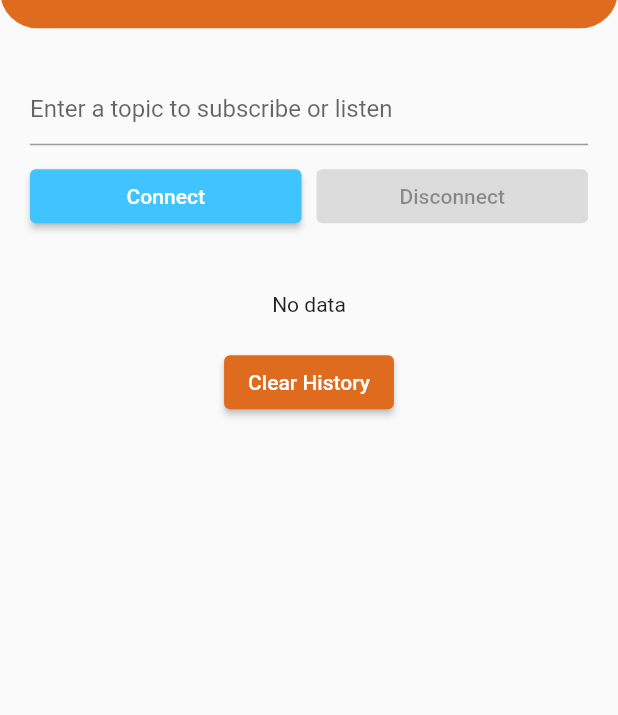
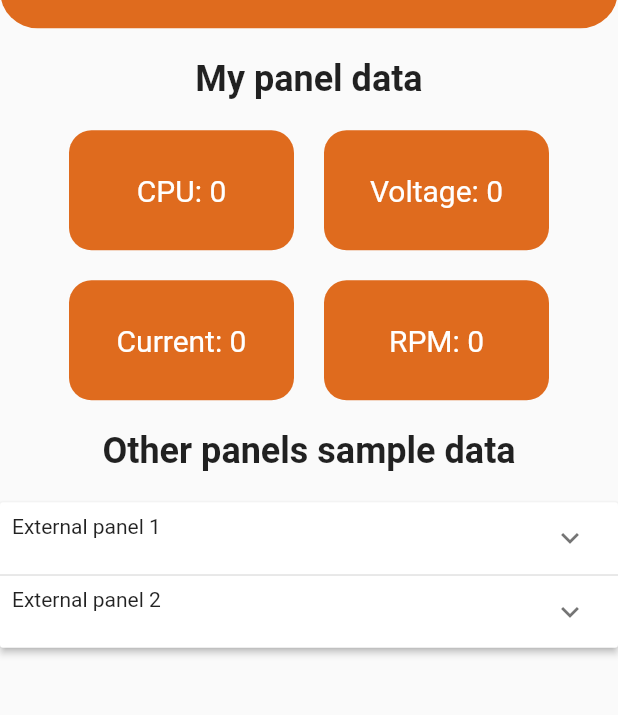
Before and after one commit to GeorgeXDD/SolarEncrypt, a Flutter app: the screen it shows once a user with an empty profile is signed in, in the side drawer, after a tap on "Connect to your solar panel", on a phone screen of 412 x 824 dp, the part 62-777 px from its top. Run offline on Flutter 3.47's test engine with Material 2 defaults, Android fonts, the phone set to English and light mode, and no system bars; our stand-ins replace cloud_firestore, firebase_auth, firebase_core, google_fonts, typed_data; missing offline and left inert: mqtt_client; accounts and stored records are empty.

Commit message:
Refactored the home page

```diff
--- a/lib/pages/control_page.dart
+++ b/lib/pages/control_page.dart
@@ -25,7 +25,7 @@ class ControlPage extends StatefulWidget {
 class _ControlPageState extends State<ControlPage> {
   final MqttServerClient client =
       MqttServerClient('test.mosquitto.org', 'MotorControl');
-  final String topic = 'test/solar2';
+  final String topic = 'test/solar';
   final String sensorTopic = 'test/sensors/current';
   final user = FirebaseAuth.instance.currentUser!;
   bool isManualMode = true;
@@ -109,7 +109,13 @@ class _ControlPageState extends State<ControlPage> {
             ElevatedButton(
               onPressed: () {
                 setState(() {
-                  isManualMode = !isManualMode;
+                  if (isManualMode) {
+                    isManualMode = !isManualMode;
+                    publishMessage('AutomaticMode');
+                  } else if (!isManualMode) {
+                    isManualMode = !isManualMode;
+                    publishMessage('ManualMode');
+                  }
                 });
               },
               style: ElevatedButton.styleFrom(
--- a/lib/pages/home_page.dart
+++ b/lib/pages/home_page.dart
@@ -81,7 +81,7 @@ class _HomePageState extends State<HomePage> {
               height: 200,
             ),
           ),
-          SizedBox(height: 30),
+          SizedBox(height: 20),
           Row(
             mainAxisAlignment: MainAxisAlignment.spaceBetween,
             children: [
@@ -93,9 +93,9 @@ class _HomePageState extends State<HomePage> {
                   );
                 },
                 child: Container(
-                  margin: EdgeInsets.only(left: 30),
-                  width: 150,
-                  height: 150,
+                  margin: EdgeInsets.only(left: 50),
+                  width: 120,
+                  height: 120,
                   decoration: BoxDecoration(
                     color: Color.fromARGB(255, 223, 107, 30),
                     borderRadius: BorderRadius.circular(20),
@@ -107,7 +107,7 @@ class _HomePageState extends State<HomePage> {
                         Icon(
                           Icons.solar_power,
                           color: Colors.white,
-                          size: 70,
+                          size: 50,
                         ),
                         SizedBox(height: 10),
                         Padding(
@@ -116,7 +116,7 @@ class _HomePageState extends State<HomePage> {
                             'Connect to your solar panel',
                             style: TextStyle(
                               color: Colors.white,
-                              fontSize: 15,
+                              fontSize: 12,
                             ),
                           ),
                         ),
@@ -133,9 +133,9 @@ class _HomePageState extends State<HomePage> {
                   );
                 },
                 child: Container(
-                  margin: EdgeInsets.only(right: 30),
-                  width: 150,
-                  height: 150,
+                  margin: EdgeInsets.only(right: 50),
+                  width: 120,
+                  height: 120,
                   decoration: BoxDecoration(
                     color: Color.fromARGB(255, 223, 107, 30),
                     borderRadius: BorderRadius.circular(20),
@@ -147,7 +147,7 @@ class _HomePageState extends State<HomePage> {
                         Icon(
                           Icons.chat,
                           color: Colors.white,
-                          size: 70,
+                          size: 50,
                         ),
                         SizedBox(height: 10),
                         Padding(
@@ -156,7 +156,7 @@ class _HomePageState extends State<HomePage> {
                             'Chat with users',
                             style: TextStyle(
                               color: Colors.white,
-                              fontSize: 15,
+                              fontSize: 12,
                             ),
                           ),
                         ),
@@ -230,8 +230,6 @@ class NavigationDrawer extends StatelessWidget {
               children: [
                 CircleAvatar(
                   radius: 42,
-                  // backgroundImage: NetworkImage(
-                  //     'https://img.freepik.com/free-photo/waist-up-portrait-handsome-serious-unshaven-male-keeps-hands-together-dressed-dark-blue-shirt-has-talk-with-interlocutor-stands-against-white-wall-self-confident-man-freelancer_273609-16320.jpg'),
                   backgroundImage: ExactAssetImage('assets/logo1.png'),
                   backgroundColor: Color.fromARGB(255, 53, 52, 52),
                 ),
--- a/lib/pages/sensors_page.dart
+++ b/lib/pages/sensors_page.dart
@@ -3,14 +3,12 @@
 import 'package:cloud_firestore/cloud_firestore.dart';
 import 'package:firebase_auth/firebase_auth.dart';
 import 'package:flutter/material.dart';
-import 'package:provider/provider.dart';
 import 'package:solarencrypt/pages/chat_page.dart';
 import 'package:solarencrypt/pages/control_page.dart';
 import 'package:solarencrypt/pages/radar_local_area_page.dart';
 import 'package:solarencrypt/pages/welcome_page.dart';
-
-import '../services/MQTTAppState.dart';
-import '../services/MQTTManager.dart';
+import 'package:mqtt_client/mqtt_client.dart';
+import 'package:mqtt_client/mqtt_server_client.dart';
 import 'home_page.dart';
 
 class SensorsPage extends StatefulWidget {
@@ -20,29 +18,86 @@ class SensorsPage extends StatefulWidget {
 
 class _SensorsPageState extends State<SensorsPage> {
   final user = FirebaseAuth.instance.currentUser!;
-  final TextEditingController _hostTextController = TextEditingController();
-  final TextEditingController _topicTextController = TextEditingController();
-  late MQTTAppState currentAppState;
-  List<MQTTManager> managers = [];
+  late MqttServerClient client;
+  String receivedDataCPU = '0';
+  String receivedDataVoltage = '0';
+  String receivedDataCurrent = '0';
+  String receivedDataRPM = '0';
+
+  final List<ExpansionPanelItem> _expansionPanelItems = [
+    ExpansionPanelItem(
+      headerText: 'External panel 1',
+      buttons: ['CPU', 'Voltage', 'Current', 'RPM'],
+      isExpanded: false,
+    ),
+    ExpansionPanelItem(
+      headerText: 'External panel 2',
+      buttons: ['CPU', 'Voltage', 'Current', 'RPM'],
+      isExpanded: false,
+    ),
+  ];
 
   @override
   void initState() {
     super.initState();
+    client = MqttServerClient('test.mosquitto.org', '');
+    connect();
   }
 
   @override
   void dispose() {
-    _disconnect();
-    _hostTextController.dispose();
-    _topicTextController.dispose();
+    client.disconnect();
     super.dispose();
+  }
+
+  void connect() async {
+    client.logging(on: true);
+    client.onConnected = onConnected;
+
+    final connMessage = MqttConnectMessage()
+        .withClientIdentifier('flutter_client')
+        .startClean()
+        .keepAliveFor(60)
+        .withWillQos(MqttQos.atLeastOnce);
+
+    client.connectionMessage = connMessage;
+
+    try {
+      await client.connect();
+    } catch (e) {
+      print('Exception: $e');
+      client.disconnect();
+    }
+  }
+
+  void onConnected() {
+    client.subscribe('test/sensors/cpu', MqttQos.atMostOnce);
+    client.subscribe('test/sensors/voltage', MqttQos.atMostOnce);
+    client.subscribe('test/sensors/current', MqttQos.atMostOnce);
+    client.subscribe('test/sensors/rpm', MqttQos.atMostOnce);
+
+    client.updates!.listen((List<MqttReceivedMessage<MqttMessage>> c) {
+      final MqttPublishMessage recMess = c[0].payload as MqttPublishMessage;
+      final String newMessage =
+          MqttPublishPayload.bytesToStringAsString(recMess.payload.message);
+      final String topic = c[0].topic;
+
+      setState(() {
+        if (topic == 'test/sensors/cpu') {
+          receivedDataCPU = newMessage;
+        } else if (topic == 'test/sensors/voltage') {
+          receivedDataVoltage = newMessage;
+        } else if (topic == 'test/sensors/current') {
+          receivedDataCurrent = newMessage;
+        } else if (topic == 'test/sensors/rpm') {
+          receivedDataRPM = newMessage;
+        }
+      });
+    });
   }
 
   @override
   Widget build(BuildContext context) {
-    final MQTTAppState appState = Provider.of<MQTTAppState>(context);
-    currentAppState = appState;
-
     return Scaffold(
       appBar: AppBar(
         title: const Text('Sensors Page'),
@@ -59,13 +114,130 @@ class _SensorsPageState extends State<SensorsPage> {
         elevation: 0.00,
       ),
       drawer: NavigationDrawer(user: user),
-      body: ListView(
-        children: <Widget>[
-          // _buildConnectionStateText(
-          //     _prepareStateMessageFrom(currentAppState.getAppConnectionState)),
-          _buildEditableColumn(),
-          _buildScrollableTextWith(currentAppState.getHistoryText),
-        ],
+      body: SingleChildScrollView(
+        child: Center(
+          child: Column(
+            // mainAxisAlignment: MainAxisAlignment.center,
+            children: <Widget>[
+              SizedBox(height: 20),
+              Text(
+                'My panel data',
+                style: TextStyle(fontSize: 24, fontWeight: FontWeight.bold),
+              ),
+              SizedBox(height: 20),
+              Row(
+                mainAxisAlignment: MainAxisAlignment.center,
+                children: <Widget>[
+                  buildContainer('CPU', receivedDataCPU),
+                  SizedBox(width: 20),
+                  buildContainer('Voltage', receivedDataVoltage),
+                ],
+              ),
+              SizedBox(height: 20),
+              Row(
+                mainAxisAlignment: MainAxisAlignment.center,
+                children: <Widget>[
+                  buildContainer('Current', receivedDataCurrent),
+                  SizedBox(width: 20),
+                  buildContainer('RPM', receivedDataRPM),
+                ],
+              ),
+              SizedBox(height: 20),
+              Text(
+                'Other panels sample data',
+                style: TextStyle(fontSize: 24, fontWeight: FontWeight.bold),
+              ),
+              SizedBox(height: 20),
+              ExpansionPanelList(
+                expansionCallback: (int index, bool isExpanded) {
+                  setState(() {
+                    _expansionPanelItems[index].isExpanded = !isExpanded;
+                  });
+                },
+                children: _expansionPanelItems
+                    .map<ExpansionPanel>((ExpansionPanelItem item) {
+                  return ExpansionPanel(
+                    headerBuilder: (BuildContext context, bool isExpanded) {
+                      return GestureDetector(
+                        onTap: () {
+                          setState(() {
+                            item.isExpanded = !isExpanded;
+                          });
+                        },
+                        child: Padding(
+                          padding: EdgeInsets.all(8.0),
+                          child: Text(item.headerText),
+                        ),
+                      );
+                    },
+                    body: Padding(
+                      padding: EdgeInsets.all(8.0),
+                      child: Row(
+                        mainAxisAlignment: MainAxisAlignment.center,
+                        children: (item.buttons).map<Widget>((button) {
+                          return buildSmallContainer(button, '0');
+                        }).toList(),
+                      ),
+                    ),
+                    isExpanded: item.isExpanded,
+                  );
+                }).toList(),
+              ),
+            ],
+          ),
+        ),
+      ),
+    );
+  }
+
+  Widget buildContainer(String title, String data) {
+    return Container(
+      width: 150,
+      height: 80,
+      decoration: BoxDecoration(
+        color: const Color.fromARGB(255, 223, 107, 30),
+        borderRadius: BorderRadius.circular(15),
+      ),
+      alignment: Alignment.center,
+      child: Text(
+        '$title: $data',
+        style: TextStyle(fontSize: 20, color: Colors.white),
+        textAlign: TextAlign.center,
+      ),
+    );
+  }
+
+  Widget buildSmallContainer(String title, String data) {
+    String value = '';
+
+    switch (title) {
+      case 'CPU':
+        value = '70.0*C';
+        break;
+      case 'Voltage':
+        value = '5.0 V';
+        break;
+      case 'Current':
+        value = '2.0 A';
+        break;
+      case 'RPM':
+        value = '1000';
+        break;
+    }
+
+    return Container(
+      width: 80,
+      height: 50,
+      margin: EdgeInsets.all(5),
+      decoration: BoxDecoration(
+        color: const Color.fromARGB(255, 53, 52, 52),
+        borderRadius: BorderRadius.circular(10),
+      ),
+      alignment: Alignment.center,
+      child: Text(
+        '$title: $value',
+        style: TextStyle(fontSize: 14, color: Colors.white),
+        textAlign: TextAlign.center,
       ),
     );
   }
@@ -82,183 +254,18 @@ class _SensorsPageState extends State<SensorsPage> {
 
     return null;
   }
+}
 
-  Widget _buildEditableColumn() {
-    return Padding(
-      padding: const EdgeInsets.all(20.0),
-      child: Column(
-        children: <Widget>[
-          const SizedBox(height: 10),
-          _buildTextFieldWith(
-              _topicTextController,
-              'Enter a topic to subscribe or listen',
-              currentAppState.getAppConnectionState),
-          const SizedBox(height: 10),
-          _buildConnectionButtons(currentAppState.getAppConnectionState),
-        ],
-      ),
-    );
-  }
+class ExpansionPanelItem {
+  final String headerText;
+  final List<String> buttons;
+  bool isExpanded;
 
-  Widget _buildConnectionButtons(MQTTAppConnectionState state) {
-    return Row(
-      children: <Widget>[
-        Expanded(
-          child: ElevatedButton(
-            style: ElevatedButton.styleFrom(
-              primary: Colors.lightBlueAccent,
-            ),
-            child: Text(state == MQTTAppConnectionState.disconnected
-                ? 'Connect'
-                : 'Connecting...'),
-            onPressed: state == MQTTAppConnectionState.disconnected
-                ? _configureAndConnect
-                : null,
-          ),
-        ),
-        const SizedBox(width: 10),
-        Expanded(
-          child: ElevatedButton(
-            style: ElevatedButton.styleFrom(
-              primary: Colors.redAccent,
-            ),
-            child: const Text('Disconnect'),
-            onPressed:
-                state == MQTTAppConnectionState.connecting ? _disconnect : null,
-          ),
-        ),
-      ],
-    );
-  }
-
-  // Widget _buildConnectionStateText(String status) {
-  //   return Row(
-  //     children: <Widget>[
-  //       Expanded(
-  //         child: Container(
-  //             color: Colors.deepOrangeAccent,
-  //             child: Text(status, textAlign: TextAlign.center)),
-  //       ),
-  //     ],
-  //   );
-  // }
-
-  Widget _buildTextFieldWith(TextEditingController controller, String hintText,
-      MQTTAppConnectionState state) {
-    bool shouldEnable = false;
-    if ((controller == _hostTextController ||
-            controller == _topicTextController) &&
-        state == MQTTAppConnectionState.disconnected) {
-      shouldEnable = true;
-    }
-    return TextField(
-      enabled: shouldEnable,
-      controller: controller,
-      decoration: InputDecoration(
-        contentPadding:
-            const EdgeInsets.only(left: 0, bottom: 0, top: 0, right: 0),
-        labelText: hintText,
-      ),
-    );
-  }
-
-  Widget _buildScrollableTextWith(String text) {
-    List<Widget> dataWidgets = [];
-
-    List<String> lines = text.split('\n');
-
-    for (String line in lines) {
-      if (line.trim().isNotEmpty) {
-        dataWidgets.add(
-          Container(
-            width: 400,
-            height: 60,
-            margin: const EdgeInsets.symmetric(vertical: 5),
-            decoration: BoxDecoration(
-              color: const Color.fromARGB(255, 223, 107, 30),
-              border: Border.all(color: Colors.black),
-              borderRadius: BorderRadius.circular(5),
-            ),
-            child: Center(
-              child: Text(
-                line,
-                style: const TextStyle(fontSize: 18, color: Colors.white),
-              ),
-            ),
-          ),
-        );
-      }
-    }
-
-    if (dataWidgets.length > 4) {
-      dataWidgets = dataWidgets.sublist(dataWidgets.length - 4);
-    }
-
-    return Padding(
-      padding: const EdgeInsets.all(20.0),
-      child: Column(
-        children: <Widget>[
-          SingleChildScrollView(
-            child: Column(
-              children: dataWidgets.isNotEmpty
-                  ? dataWidgets
-                  : [const Text('No data')],
-            ),
-          ),
-          const SizedBox(height: 20),
-          ElevatedButton(
-            style: ElevatedButton.styleFrom(
-              primary: const Color.fromARGB(255, 223, 107, 30),
-            ),
-            onPressed: _clearHistoryText,
-            child: const Text('Clear History'),
-          ),
-        ],
-      ),
-    );
-  }
-
-  void _clearHistoryText() {
-    currentAppState.clearHistoryText();
-  }
-
-  String _prepareStateMessageFrom(MQTTAppConnectionState state) {
-    switch (state) {
-      case MQTTAppConnectionState.connected:
-        return 'Connected';
-      case MQTTAppConnectionState.connecting:
-        return 'Connecting';
-      case MQTTAppConnectionState.disconnected:
-        return 'Disconnected';
-    }
-  }
-
-  void _configureAndConnect() {
-    String host = _hostTextController.text;
-    String topic = 'test/' + _topicTextController.text + '/current';
-
-    MQTTManager manager = MQTTManager(state: currentAppState);
-
-    manager.initializeMQTTClient(topic: topic, identifier: 'identifier');
-
-    managers.add(manager);
-
-    _connectAllManagers();
-
-    currentAppState.setAppConnectionState(MQTTAppConnectionState.connecting);
-  }
-
-  void _connectAllManagers() async {
-    for (var manager in managers) {
-      await manager.connectAll();
-    }
-  }
-
-  void _disconnect() {
-    for (var manager in managers) {
-      manager.disconnectAll();
-    }
-  }
+  ExpansionPanelItem({
+    required this.headerText,
+    required this.buttons,
+    this.isExpanded = false,
+  });
 }
 
 class NavigationDrawer extends StatelessWidget {
```
